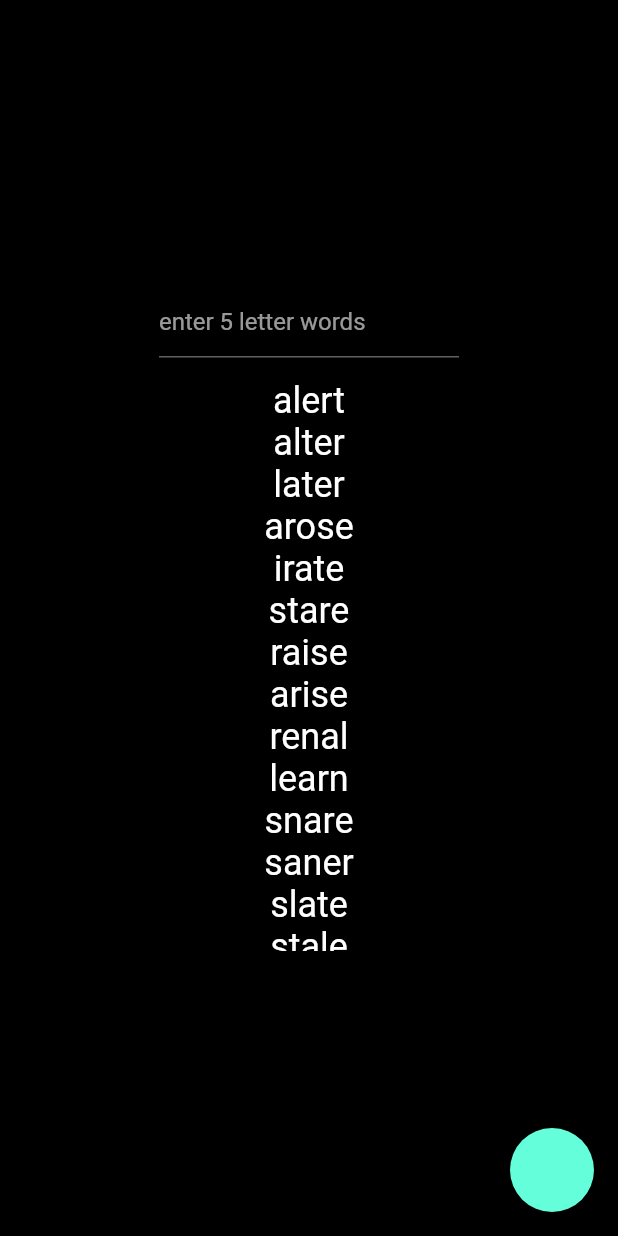
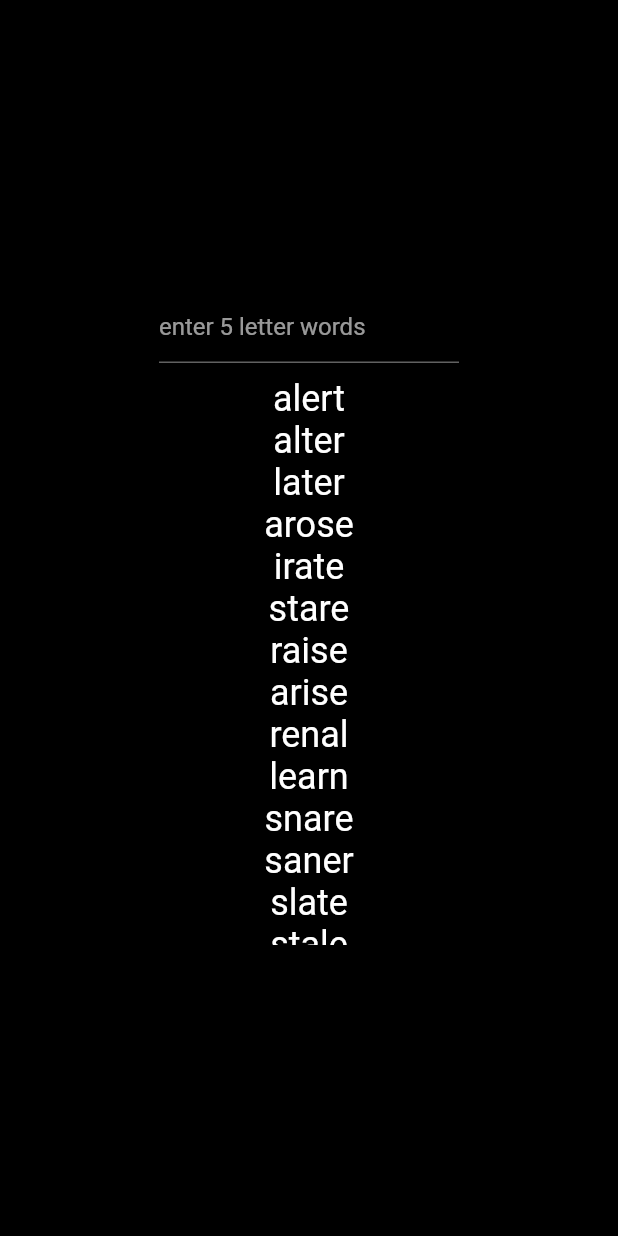
Before and after one commit to jtmcdole/le_word_solver, a Flutter app: the screen it shows after launch, on a phone screen of 412 x 824 dp. Run offline on Flutter 3.47's test engine with Material 2 defaults, Android fonts, the phone set to English and light mode, and no system bars.

Commit message:
icons and padding

```diff
--- a/lib/main.dart
+++ b/lib/main.dart
@@ -39,7 +39,6 @@ class WordleSolver extends StatelessWidget {
       home: Scaffold(
         backgroundColor: Colors.black,
         body: MyHomePage(title: 'Wordle Solver', key: key),
-        floatingActionButton: FloatingActionButton(onPressed: () {}),
       ),
     );
   }
@@ -116,8 +115,8 @@ class MyHomePageState extends State<MyHomePage> {
                       });
                     },
                     child: SizedBox(
-                      height: 75,
-                      width: 75,
+                      height: 60,
+                      width: 60,
                       child: DecoratedBox(
                         decoration: BoxDecoration(
                           color: colors[char.state] ?? Colors.black,
@@ -174,9 +173,9 @@ class MyHomePageState extends State<MyHomePage> {
             },
           ),
         ),
-        const Padding(padding: EdgeInsets.only(top: 15)),
         Flexible(
           child: ListView(
+            padding: const EdgeInsets.only(top: 10),
             children: [
               for (var sug in suggestions) Center(child: Text(sug)),
             ],
```
Also changed, not shown: 6 other files.
